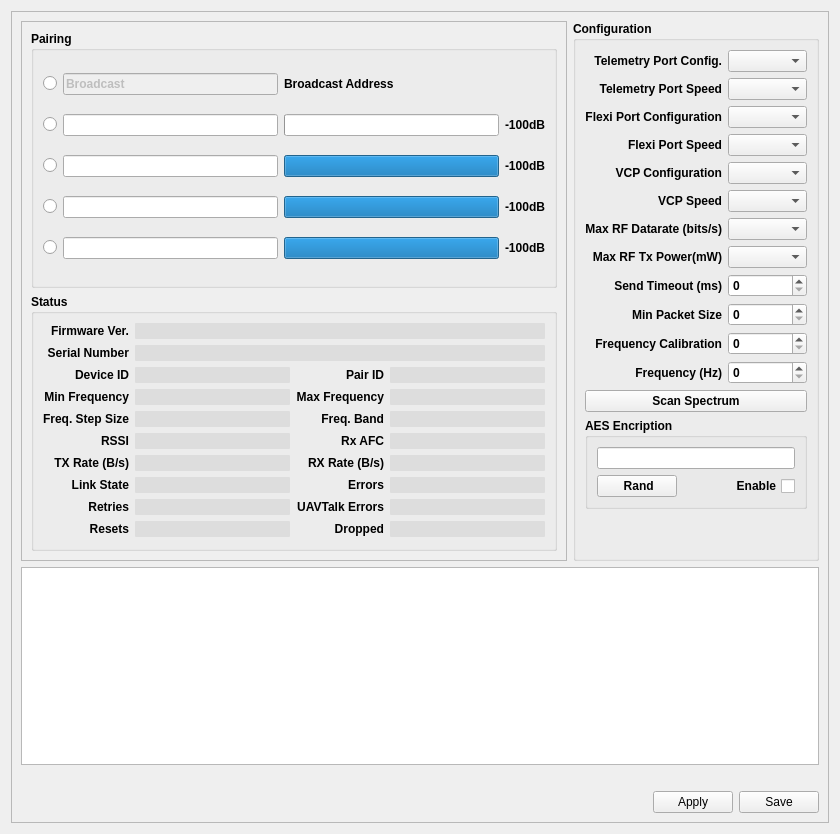
The window that ground/openpilotgcs/src/plugins/config/pipxtreme.ui (openpilot/OpenPilot) describes before a commit, drawn with Qt 5.
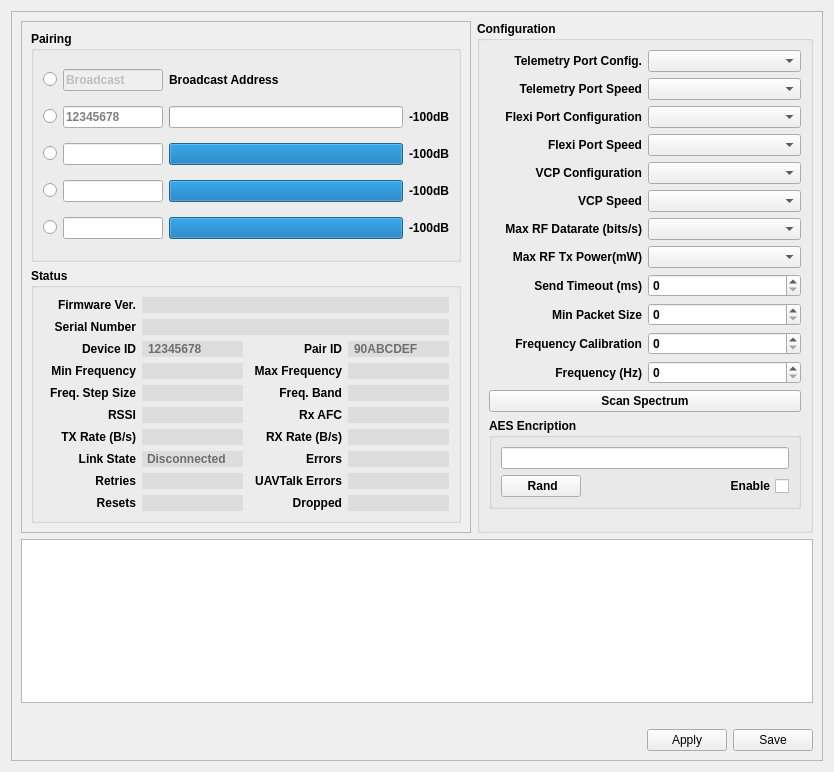
The same window after the commit.

Commit message: Minor GUI settings upgrades, to fit small screens better.

Diff of the .ui file:
```diff
--- a/ground/openpilotgcs/src/plugins/config/pipxtreme.ui
+++ b/ground/openpilotgcs/src/plugins/config/pipxtreme.ui
@@ -6,8 +6,8 @@
    <rect>
     <x>0</x>
     <y>0</y>
-    <width>840</width>
-    <height>834</height>
+    <width>834</width>
+    <height>772</height>
    </rect>
   </property>
   <property name="windowTitle">
@@ -143,6 +143,15 @@
             </item>
             <item row="0" column="1">
              <widget class="QLineEdit" name="PairIDB">
+              <property name="enabled">
+               <bool>false</bool>
+              </property>
+              <property name="maximumSize">
+               <size>
+                <width>100</width>
+                <height>16777215</height>
+               </size>
+              </property>
               <property name="text">
                <string>Broadcast</string>
               </property>
@@ -166,7 +175,17 @@
              </widget>
             </item>
             <item row="1" column="1">
-             <widget class="QLineEdit" name="PairID1"/>
+             <widget class="QLineEdit" name="PairID1">
+              <property name="maximumSize">
+               <size>
+                <width>100</width>
+                <height>16777215</height>
+               </size>
+              </property>
+              <property name="placeholderText">
+               <string>12345678</string>
+              </property>
+             </widget>
             </item>
             <item row="1" column="2">
              <widget class="QProgressBar" name="PairSignalStrengthBar1">
@@ -202,7 +221,14 @@
              </widget>
             </item>
             <item row="2" column="1">
-             <widget class="QLineEdit" name="PairID2"/>
+             <widget class="QLineEdit" name="PairID2">
+              <property name="maximumSize">
+               <size>
+                <width>100</width>
+                <height>16777215</height>
+               </size>
+              </property>
+             </widget>
             </item>
             <item row="2" column="2">
              <widget class="QProgressBar" name="PairSignalStrengthBar2">
@@ -238,7 +264,14 @@
              </widget>
             </item>
             <item row="3" column="1">
-             <widget class="QLineEdit" name="PairID3"/>
+             <widget class="QLineEdit" name="PairID3">
+              <property name="maximumSize">
+               <size>
+                <width>100</width>
+                <height>16777215</height>
+               </size>
+              </property>
+             </widget>
             </item>
             <item row="3" column="2">
              <widget class="QProgressBar" name="PairSignalStrengthBar3">
@@ -274,7 +307,14 @@
              </widget>
             </item>
             <item row="4" column="1">
-             <widget class="QLineEdit" name="PairID4"/>
+             <widget class="QLineEdit" name="PairID4">
+              <property name="maximumSize">
+               <size>
+                <width>100</width>
+                <height>16777215</height>
+               </size>
+              </property>
+             </widget>
             </item>
             <item row="4" column="2">
              <widget class="QProgressBar" name="PairSignalStrengthBar4">
@@ -309,7 +349,7 @@
           <widget class="QGroupBox" name="groupBox_3">
            <property name="minimumSize">
             <size>
-             <width>400</width>
+             <width>430</width>
              <height>0</height>
             </size>
            </property>
@@ -335,6 +375,18 @@
             </item>
             <item row="0" column="1" colspan="3">
              <widget class="QLineEdit" name="FirmwareVersion">
+              <property name="minimumSize">
+               <size>
+                <width>0</width>
+                <height>0</height>
+               </size>
+              </property>
+              <property name="maximumSize">
+               <size>
+                <width>16777215</width>
+                <height>16777215</height>
+               </size>
+              </property>
               <property name="font">
                <font>
                 <weight>75</weight>
@@ -345,7 +397,7 @@
                <string notr="true">QLineEdit {
   border: none;
   border-radius: 1px;
-  padding: 0 8px;
+  padding: 0 4px;
   background: rgba(0, 0, 0, 16);
 /*  background: transparent; */
 /*     selection-background-color: darkgray;*/
@@ -377,6 +429,12 @@
                 <verstretch>0</verstretch>
                </sizepolicy>
               </property>
+              <property name="minimumSize">
+               <size>
+                <width>0</width>
+                <height>0</height>
+               </size>
+              </property>
               <property name="maximumSize">
                <size>
                 <width>16777215</width>
@@ -400,7 +458,7 @@
                <string notr="true">QLineEdit {
   border: none;
   border-radius: 1px;
-  padding: 0 8px;
+  padding: 0 4px;
   background: rgba(0, 0, 0, 16);
 /*  background: transparent; */
 /*     selection-background-color: darkgray;*/
@@ -429,6 +487,18 @@
             </item>
             <item row="3" column="1">
              <widget class="QLineEdit" name="DeviceID">
+              <property name="minimumSize">
+               <size>
+                <width>0</width>
+                <height>0</height>
+               </size>
+              </property>
+              <property name="maximumSize">
+               <size>
+                <width>101</width>
+                <height>16777215</height>
+               </size>
+              </property>
               <property name="font">
                <font>
                 <weight>75</weight>
@@ -439,7 +509,7 @@
                <string notr="true">QLineEdit {
   border: none;
   border-radius: 1px;
-  padding: 0 8px;
+  padding: 0 4px;
   background: rgba(0, 0, 0, 16);
 /*  background: transparent; */
 /*     selection-background-color: darkgray;*/
@@ -448,9 +518,15 @@
               <property name="frame">
                <bool>false</bool>
               </property>
+              <property name="alignment">
+               <set>Qt::AlignLeading|Qt::AlignLeft|Qt::AlignVCenter</set>
+              </property>
               <property name="readOnly">
                <bool>true</bool>
               </property>
+              <property name="placeholderText">
+               <string>12345678</string>
+              </property>
              </widget>
             </item>
             <item row="3" column="2">
@@ -465,6 +541,12 @@
             </item>
             <item row="3" column="3">
              <widget class="QLineEdit" name="PairID">
+              <property name="maximumSize">
+               <size>
+                <width>101</width>
+                <height>16777215</height>
+               </size>
+              </property>
               <property name="font">
                <font>
                 <weight>75</weight>
@@ -475,7 +557,7 @@
                <string notr="true">QLineEdit {
   border: none;
   border-radius: 1px;
-  padding: 0 8px;
+  padding: 0 4px;
   background: rgba(0, 0, 0, 16);
 /*  background: transparent; */
 /*     selection-background-color: darkgray;*/
@@ -484,9 +566,15 @@
               <property name="frame">
                <bool>false</bool>
               </property>
+              <property name="alignment">
+               <set>Qt::AlignLeading|Qt::AlignLeft|Qt::AlignVCenter</set>
+              </property>
               <property name="readOnly">
                <bool>true</bool>
               </property>
+              <property name="placeholderText">
+               <string>90ABCDEF</string>
+              </property>
              </widget>
             </item>
             <item row="4" column="0">
@@ -507,9 +595,15 @@
                 <verstretch>0</verstretch>
                </sizepolicy>
               </property>
+              <property name="minimumSize">
+               <size>
+                <width>0</width>
+                <height>0</height>
+               </size>
+              </property>
               <property name="maximumSize">
                <size>
-                <width>16777215</width>
+                <width>101</width>
                 <height>16777215</height>
                </size>
               </property>
@@ -526,7 +620,7 @@
                <string notr="true">QLineEdit {
   border: none;
   border-radius: 1px;
-  padding: 0 8px;
+  padding: 0 4px;
   background: rgba(0, 0, 0, 16);
 /*  background: transparent; */
 /*     selection-background-color: darkgray;*/
@@ -560,7 +654,7 @@
               </property>
               <property name="maximumSize">
                <size>
-                <width>16777215</width>
+                <width>101</width>
                 <height>16777215</height>
                </size>
               </property>
@@ -577,7 +671,7 @@
                <string notr="true">QLineEdit {
   border: none;
   border-radius: 1px;
-  padding: 0 8px;
+  padding: 0 4px;
   background: rgba(0, 0, 0, 16);
 /*  background: transparent; */
 /*     selection-background-color: darkgray;*/
@@ -609,9 +703,15 @@
                 <verstretch>0</verstretch>
                </sizepolicy>
               </property>
+              <property name="minimumSize">
+               <size>
+                <width>0</width>
+                <height>0</height>
+               </size>
+              </property>
               <property name="maximumSize">
                <size>
-                <width>16777215</width>
+                <width>101</width>
                 <height>16777215</height>
                </size>
               </property>
@@ -628,7 +728,7 @@
                <string notr="true">QLineEdit {
   border: none;
   border-radius: 1px;
-  padding: 0 8px;
+  padding: 0 4px;
   background: rgba(0, 0, 0, 16);
 /*  background: transparent; */
 /*     selection-background-color: darkgray;*/
@@ -662,7 +762,7 @@
               </property>
               <property name="maximumSize">
                <size>
-                <width>16777215</width>
+                <width>101</width>
                 <height>16777215</height>
                </size>
               </property>
@@ -679,7 +779,7 @@
                <string notr="true">QLineEdit {
   border: none;
   border-radius: 1px;
-  padding: 0 8px;
+  padding: 0 4px;
   background: rgba(0, 0, 0, 16);
 /*  background: transparent; */
 /*     selection-background-color: darkgray;*/
@@ -705,6 +805,18 @@
             </item>
             <item row="6" column="1">
              <widget class="QLineEdit" name="RSSI">
+              <property name="minimumSize">
+               <size>
+                <width>0</width>
+                <height>0</height>
+               </size>
+              </property>
+              <property name="maximumSize">
+               <size>
+                <width>101</width>
+                <height>16777215</height>
+               </size>
+              </property>
               <property name="font">
                <font>
                 <weight>75</weight>
@@ -715,7 +827,7 @@
                <string notr="true">QLineEdit {
   border: none;
   border-radius: 1px;
-  padding: 0 8px;
+  padding: 0 4px;
   background: rgba(0, 0, 0, 16);
 /*  background: transparent; */
 /*     selection-background-color: darkgray;*/
@@ -738,6 +850,12 @@
             </item>
             <item row="6" column="3">
              <widget class="QLineEdit" name="RxAFC">
+              <property name="maximumSize">
+               <size>
+                <width>101</width>
+                <height>16777215</height>
+               </size>
+              </property>
               <property name="font">
                <font>
                 <weight>75</weight>
@@ -748,7 +866,7 @@
                <string notr="true">QLineEdit {
   border: none;
   border-radius: 1px;
-  padding: 0 8px;
+  padding: 0 4px;
   background: rgba(0, 0, 0, 16);
 /*  background: transparent; */
 /*     selection-background-color: darkgray;*/
@@ -771,6 +889,18 @@
             </item>
             <item row="7" column="1">
              <widget class="QLineEdit" name="TXRate">
+              <property name="minimumSize">
+               <size>
+                <width>0</width>
+                <height>0</height>
+               </size>
+              </property>
+              <property name="maximumSize">
+               <size>
+                <width>101</width>
+                <height>16777215</height>
+               </size>
+              </property>
               <property name="font">
                <font>
                 <weight>75</weight>
@@ -781,7 +911,7 @@
                <string notr="true">QLineEdit {
   border: none;
   border-radius: 1px;
-  padding: 0 8px;
+  padding: 0 4px;
   background: rgba(0, 0, 0, 16);
 /*  background: transparent; */
 /*     selection-background-color: darkgray;*/
@@ -807,6 +937,12 @@
             </item>
             <item row="7" column="3">
              <widget class="QLineEdit" name="RXRate">
+              <property name="maximumSize">
+               <size>
+                <width>101</width>
+                <height>16777215</height>
+               </size>
+              </property>
               <property name="font">
                <font>
                 <weight>75</weight>
@@ -817,7 +953,7 @@
                <string notr="true">QLineEdit {
   border: none;
   border-radius: 1px;
-  padding: 0 8px;
+  padding: 0 4px;
   background: rgba(0, 0, 0, 16);
 /*  background: transparent; */
 /*     selection-background-color: darkgray;*/
@@ -844,14 +980,20 @@
             <item row="8" column="1">
              <widget class="QLineEdit" name="LinkState">
               <property name="sizePolicy">
-               <sizepolicy hsizetype="Preferred" vsizetype="Fixed">
+               <sizepolicy hsizetype="Expanding" vsizetype="Fixed">
                 <horstretch>0</horstretch>
                 <verstretch>0</verstretch>
                </sizepolicy>
               </property>
+              <property name="minimumSize">
+               <size>
+                <width>0</width>
+                <height>0</height>
+               </size>
+              </property>
               <property name="maximumSize">
                <size>
-                <width>16777215</width>
+                <width>101</width>
                 <height>16777215</height>
                </size>
               </property>
@@ -868,7 +1010,7 @@
                <string notr="true">QLineEdit {
   border: none;
   border-radius: 1px;
-  padding: 0 8px;
+  padding: 0 3px;
   background: rgba(0, 0, 0, 16);
 /*  background: transparent; */
 /*     selection-background-color: darkgray;*/
@@ -880,6 +1022,9 @@
               <property name="readOnly">
                <bool>true</bool>
               </property>
+              <property name="placeholderText">
+               <string>Disconnected</string>
+              </property>
              </widget>
             </item>
             <item row="8" column="2">
@@ -894,6 +1039,12 @@
             </item>
             <item row="8" column="3">
              <widget class="QLineEdit" name="Errors">
+              <property name="maximumSize">
+               <size>
+                <width>101</width>
+                <height>16777215</height>
+               </size>
+              </property>
               <property name="font">
                <font>
                 <weight>75</weight>
@@ -904,7 +1055,7 @@
                <string notr="true">QLineEdit {
   border: none;
   border-radius: 1px;
-  padding: 0 8px;
+  padding: 0 4px;
   background: rgba(0, 0, 0, 16);
 /*  background: transparent; */
 /*     selection-background-color: darkgray;*/
@@ -930,6 +1081,18 @@
             </item>
             <item row="9" column="1">
              <widget class="QLineEdit" name="Retries">
+              <property name="minimumSize">
+               <size>
+                <width>0</width>
+                <height>0</height>
+               </size>
+              </property>
+              <property name="maximumSize">
+               <size>
+                <width>101</width>
+                <height>16777215</height>
+               </size>
+              </property>
               <property name="font">
                <font>
                 <weight>75</weight>
@@ -940,7 +1103,7 @@
                <string notr="true">QLineEdit {
   border: none;
   border-radius: 1px;
-  padding: 0 8px;
+  padding: 0 4px;
   background: rgba(0, 0, 0, 16);
 /*  background: transparent; */
 /*     selection-background-color: darkgray;*/
@@ -966,6 +1129,12 @@
             </item>
             <item row="9" column="3">
              <widget class="QLineEdit" name="UAVTalkErrors">
+              <property name="maximumSize">
+               <size>
+                <width>101</width>
+                <height>16777215</height>
+               </size>
+              </property>
               <property name="font">
                <font>
                 <weight>75</weight>
@@ -976,7 +1145,7 @@
                <string notr="true">QLineEdit {
   border: none;
   border-radius: 1px;
-  padding: 0 8px;
+  padding: 0 4px;
   background: rgba(0, 0, 0, 16);
 /*  background: transparent; */
 /*     selection-background-color: darkgray;*/
@@ -1002,6 +1171,18 @@
             </item>
             <item row="10" column="1">
              <widget class="QLineEdit" name="Resets">
+              <property name="minimumSize">
+               <size>
+                <width>0</width>
+                <height>0</height>
+               </size>
+              </property>
+              <property name="maximumSize">
+               <size>
+                <width>101</width>
+                <height>16777215</height>
+               </size>
+              </property>
               <property name="font">
                <font>
                 <weight>75</weight>
@@ -1012,7 +1193,7 @@
                <string notr="true">QLineEdit {
   border: none;
   border-radius: 1px;
-  padding: 0 8px;
+  padding: 0 4px;
   background: rgba(0, 0, 0, 16);
 /*  background: transparent; */
 /*     selection-background-color: darkgray;*/
@@ -1038,6 +1219,12 @@
             </item>
             <item row="10" column="3">
              <widget class="QLineEdit" name="Dropped">
+              <property name="maximumSize">
+               <size>
+                <width>101</width>
+                <height>16777215</height>
+               </size>
+              </property>
               <property name="font">
                <font>
                 <weight>75</weight>
@@ -1048,7 +1235,7 @@
                <string notr="true">QLineEdit {
   border: none;
   border-radius: 1px;
-  padding: 0 8px;
+  padding: 0 4px;
   background: rgba(0, 0, 0, 16);
 /*  background: transparent; */
 /*     selection-background-color: darkgray;*/
@@ -1070,6 +1257,12 @@
       </item>
       <item row="0" column="1">
        <widget class="QGroupBox" name="groupBox">
+        <property name="sizePolicy">
+         <sizepolicy hsizetype="MinimumExpanding" vsizetype="Preferred">
+          <horstretch>0</horstretch>
+          <verstretch>0</verstretch>
+         </sizepolicy>
+        </property>
         <property name="font">
          <font>
           <weight>75</weight>
```
Left out of the diff: 3 changed lines with no effect on the pictures.
